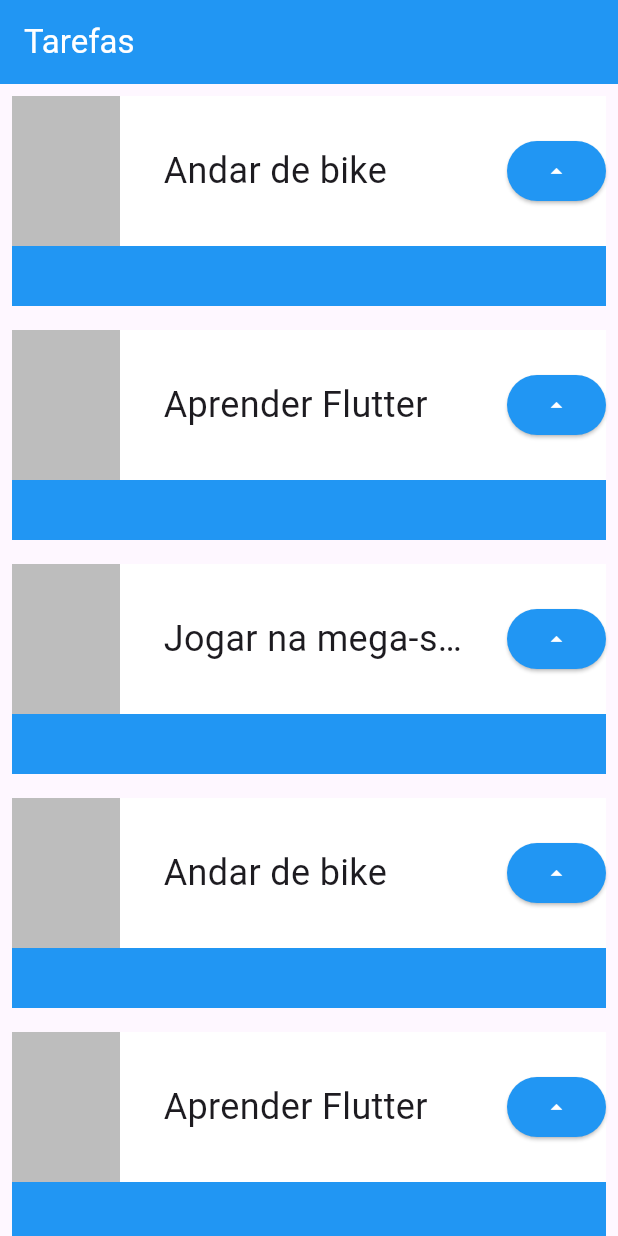
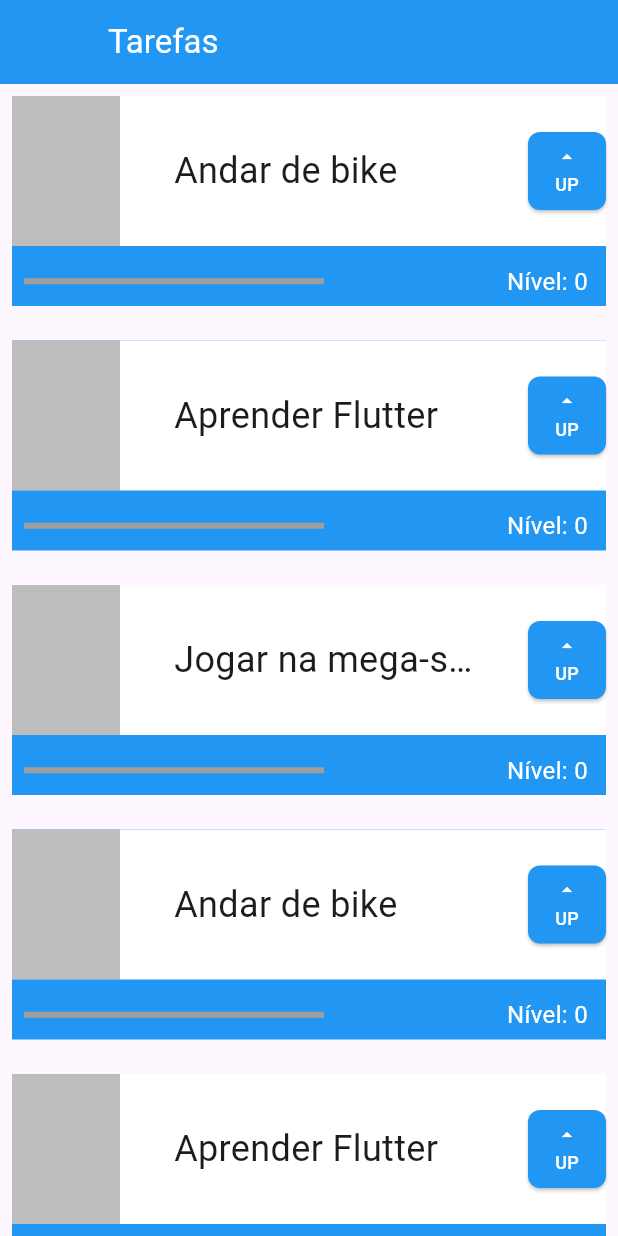
Before and after one commit to leonanm/flutter, a Flutter app: the screen it shows after launch, on a phone screen of 412 x 824 dp. Run offline on Flutter 3.47's test engine with Material 3 defaults, Android fonts, the phone set to English and light mode, and no system bars.

Commit message:
Parte 4 - (Scaffold, Stateless Widget, ListView, Padding,Stateful Widget, LinearProgressIndicator, Hot Reload e Hot Restart)

```diff
--- a/Project 1/primeiro_projeto_flutter/lib/main.dart
+++ b/Project 1/primeiro_projeto_flutter/lib/main.dart
@@ -17,6 +17,7 @@ class MyApp extends StatelessWidget {
       ),
       home: Scaffold(
         appBar: AppBar(
+          leading: Container(),
           backgroundColor: Colors.blue,
           foregroundColor: Colors.white,
           title: Text('Tarefas'),
@@ -39,10 +40,16 @@ class MyApp extends StatelessWidget {
   }
 }
 
-class Task extends StatelessWidget {
+class Task extends StatefulWidget {
   final String nome;
-  const Task(this.nome, {Key? key}) : super(key: key);
+  const Task(this.nome, {super.key});
 
+  @override
+  State<Task> createState() => _TaskState();
+}
+
+class _TaskState extends State<Task> {
+  int nivel = 0;
   @override
   Widget build(BuildContext context) {
     return Padding(
@@ -54,6 +61,8 @@ class Task extends StatelessWidget {
               color: Colors.blue,
               height: 140,
             ),
+            Column(
+              children: [
                 Container(
                   color: Colors.white,
                   height: 100,
@@ -65,26 +74,77 @@ class Task extends StatelessWidget {
                         width: 72,
                         height: 100,
                       ),
-                  Container(
+                      SizedBox(
                         width: 200,
                         child: Text(
-                      nome,
+                          widget.nome,
                           style: TextStyle(fontSize: 24),
                           overflow: TextOverflow.ellipsis,
                         ),
                       ),
-                  ElevatedButton(
-                    onPressed: () {},
+                      Container(
+                        height: 52,
+                        width: 52,
+                        child: ElevatedButton(
+                          onPressed: () {
+                            setState(() {
+                              nivel++;
+                            });
+                          },
                           style: ElevatedButton.styleFrom(
                             backgroundColor: Colors.blue, // Cor de fundo azul
-                      foregroundColor: Colors.white, // Cor do ícone ou texto
-                      iconColor: Colors.white,
+                            foregroundColor:
+                                Colors.white, // Cor do ícone ou texto
+                            shape: RoundedRectangleBorder(
+                              borderRadius: BorderRadius.circular(
+                                  8.0), // Bordas arredondadas
                             ),
-                    child: Icon(Icons.arrow_drop_up),
-                  )
+                            padding: EdgeInsets
+                                .zero, // Remove padding padrão para alinhar conteúdo
+                          ),
+                          child: Column(
+                            mainAxisAlignment: MainAxisAlignment
+                                .center, // Alinha ícone e texto no centro
+                            children: [
+                              Icon(Icons.arrow_drop_up, size: 16),
+                              SizedBox(
+                                  height: 2), // Espaço entre o ícone e o texto
+                              Text(
+                                'UP',
+                                style: TextStyle(fontSize: 12),
+                              ),
                             ],
                           ),
                         ),
+                      ),
+                    ],
+                  ),
+                ),
+                Row(
+                  mainAxisAlignment: MainAxisAlignment.spaceBetween,
+                  children: [
+                    Padding(
+                      padding: const EdgeInsets.all(8),
+                      child: SizedBox(
+                        width: 200,
+                        child: LinearProgressIndicator(
+                          color: Colors.white,
+                          backgroundColor: Colors.grey, // Opcional
+                          value: nivel / 10,
+                        ),
+                      ),
+                    ),
+                    Padding(
+                      padding: const EdgeInsets.all(12),
+                      child: Text(
+                        'Nível: $nivel',
+                        style: TextStyle(color: Colors.white, fontSize: 16),
+                      ),
+                    ),
+                  ],
+                )
+              ],
+            )
           ],
         ),
       ),
```
Lines whose indentation alone changed are shown as unchanged.
